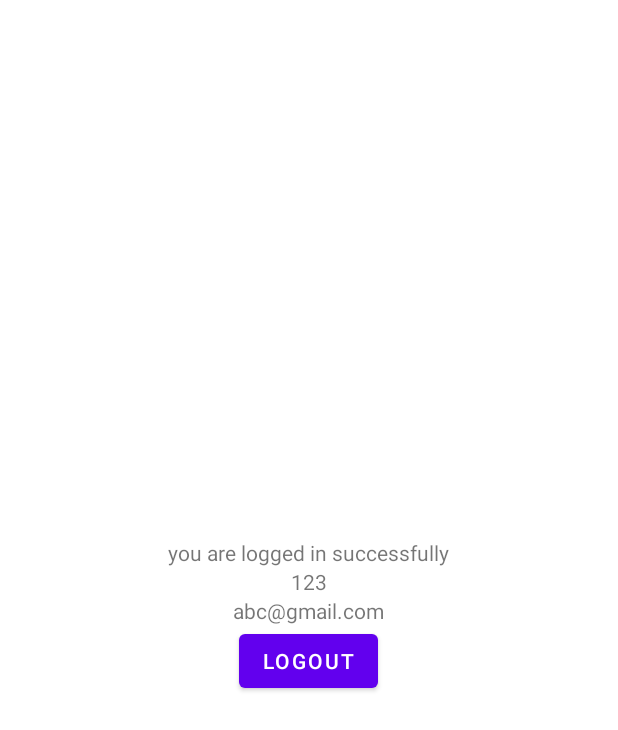
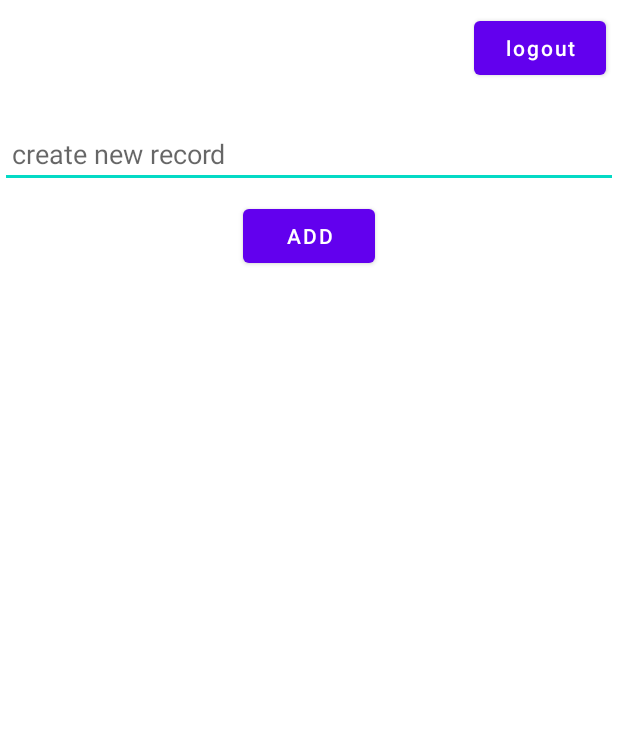
Before and after one commit to NanaPeik/FirebaseEx, an Android app: the layout activity_main.xml on its own in the app's theme, with its tools: preview values and no code run, on a phone screen of 412 x 824 dp. Shown: the top 730 px of the screen. Run offline under Robolectric (Android 15) with nearby library versions, the phone set to English and light mode, and no system bars.

Commit message:
create new record and show according to the user

```diff
--- a/app/build.gradle
+++ b/app/build.gradle
@@ -9,7 +9,7 @@ android {
     buildToolsVersion "31.0.0"
     defaultConfig {
         applicationId "com.example.todolist"
-        minSdkVersion 16
+        minSdkVersion 21
         targetSdkVersion 31
         versionCode 1
         versionName "1.0"
@@ -47,6 +47,7 @@ dependencies {
     implementation 'androidx.annotation:annotation:1.2.0'
     implementation 'androidx.lifecycle:lifecycle-livedata-ktx:2.3.1'
     implementation 'androidx.lifecycle:lifecycle-viewmodel-ktx:2.3.1'
+    implementation 'com.google.firebase:firebase-firestore:21.4.0'
     testImplementation 'junit:junit:4.13.2'
     androidTestImplementation 'androidx.test.ext:junit:1.1.3'
     androidTestImplementation 'androidx.test.espresso:espresso-core:3.4.0'
--- a/app/src/main/java/com/example/todolist/RegisterActivity.kt
+++ b/app/src/main/java/com/example/todolist/RegisterActivity.kt
@@ -19,6 +19,10 @@ class RegisterActivity : AppCompatActivity() {
         super.onCreate(savedInstanceState)
         binding = ActivityRegisterBinding.inflate(layoutInflater)
         setContentView(binding.root)
+
+        binding.goToLogin.setOnClickListener {
+            onBackPressed()
+        }
 
         binding.registerButton.setOnClickListener {
             when {
@@ -48,7 +52,7 @@ class RegisterActivity : AppCompatActivity() {
                                 intent.flags =
                                     Intent.FLAG_ACTIVITY_NEW_TASK or Intent.FLAG_ACTIVITY_CLEAR_TASK
                                 intent.putExtra("user_id", firebaseUser?.uid)
-                                intent.putExtra("email_id", email)
+//                                intent.putExtra("email_id", email)
                                 startActivity(intent)
                                 finish()
                             } else {
--- a/app/src/main/res/layout/activity_login.xml
+++ b/app/src/main/res/layout/activity_login.xml
@@ -36,7 +36,7 @@
                 android:layout_marginTop="16dp">
 
                 <EditText
-                    android:id="@+id/login_usernameEditText"
+                    android:id="@+id/login_email"
                     android:layout_width="match_parent"
                     android:layout_height="wrap_content"
                     android:hint="@string/login_form_email"
@@ -50,7 +50,7 @@
                 android:layout_marginTop="16dp">
 
                 <EditText
-                    android:id="@+id/login_passwordEditText"
+                    android:id="@+id/login_pass"
                     android:layout_width="match_parent"
                     android:layout_height="wrap_content"
                     android:hint="@string/login_form_password"
@@ -81,6 +81,7 @@
                     android:text="@string/already_have_an_account" />
 
                 <TextView
+                    android:id="@+id/go_to_registration"
                     android:layout_width="wrap_content"
                     android:layout_height="wrap_content"
                     android:layout_marginStart="16dp"
--- a/app/src/main/res/layout/activity_main.xml
+++ b/app/src/main/res/layout/activity_main.xml
@@ -1,31 +1,44 @@
 <?xml version="1.0" encoding="utf-8"?>
 <LinearLayout xmlns:android="http://schemas.android.com/apk/res/android"
-    xmlns:app="http://schemas.android.com/apk/res-auto"
     xmlns:tools="http://schemas.android.com/tools"
     android:layout_width="match_parent"
+    android:layout_height="match_parent"
     android:orientation="vertical"
-    android:gravity="center"
-    android:layout_height="match_parent"
     tools:context=".MainActivity">
-
-  <TextView
-      android:layout_width="wrap_content"
-      android:text="you are logged in successfully"
-      android:layout_height="wrap_content"/>
-    <TextView
-        android:id="@+id/user_id"
-        android:layout_width="wrap_content"
-        android:text="123"
-        android:layout_height="wrap_content"/>
-    <TextView
-        android:id="@+id/user_email"
-        android:layout_width="wrap_content"
-        android:text="abc@gmail.com"
-        android:layout_height="wrap_content"/>
 
     <Button
         android:id="@+id/logOut"
         android:layout_width="wrap_content"
-        android:text="Logout"
-        android:layout_height="wrap_content"/>
+        android:layout_height="wrap_content"
+        android:layout_gravity="end"
+        android:layout_margin="8dp"
+        android:text="@string/logout"
+        android:textAllCaps="false" />
+
+    <EditText
+        android:id="@+id/new_note"
+        android:hint="@string/create_new_record"
+        android:paddingStart="8dp"
+        android:layout_width="match_parent"
+        android:layout_height="wrap_content"
+        android:layout_marginTop="16dp" />
+
+    <Button
+        android:id="@+id/add"
+        android:layout_width="wrap_content"
+        android:layout_marginTop="8dp"
+        android:layout_height="wrap_content"
+        android:layout_gravity="center"
+        android:text="@string/add" />
+
+    <TextView
+        android:id="@+id/note_list_item"
+        android:layout_width="wrap_content"
+        android:layout_height="wrap_content"
+        android:layout_marginStart="16dp"
+        android:layout_marginTop="8dp"
+        android:text=""
+        android:textColor="@color/purple_700"
+        android:textSize="20sp" />
+
 </LinearLayout>
--- a/app/src/main/res/values/strings.xml
+++ b/app/src/main/res/values/strings.xml
@@ -8,5 +8,8 @@
     <string name="already_have_an_account">Already have an account?</string>
     <string name="log_in">Log In</string>
     <string name="register_now">Register now</string>
+    <string name="add">add</string>
+    <string name="logout">logout</string>
+    <string name="create_new_record">create new record</string>
 
 </resources>
```
Also changed, not shown: app/src/main/AndroidManifest.xml (+4 -4 lines), app/src/main/java/com/example/todolist/LoginActivity.kt (+56 -1 lines), app/src/main/java/com/example/todolist/MainActivity.kt (+48 -4 lines), app/src/main/res/layout/activity_register.xml (+13 -10 lines).
